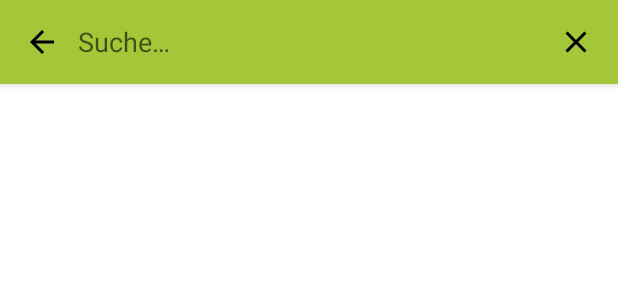
After one commit to B-Team/b-team-app, an Android app: the layout activity_search.xml on its own in the app's theme, with its tools: preview values and no code run, on a phone screen of 412 x 824 dp. The commit adds this screen. Shown: the top 300 px of the screen. Run offline under Robolectric (Android 15) with nearby library versions, the phone set to English and light mode, and no system bars.

Commit message:
working search over titles

```diff
--- a/app/build.gradle
+++ b/app/build.gradle
@@ -10,6 +10,7 @@ android {
         versionCode 1
         versionName "1.0"
         testInstrumentationRunner "android.support.test.runner.AndroidJUnitRunner"
+        vectorDrawables.useSupportLibrary = true
     }
     buildTypes {
         release {
@@ -24,8 +25,8 @@ dependencies {
     androidTestCompile('com.android.support.test.espresso:espresso-core:2.2.2', {
         exclude group: 'com.android.support', module: 'support-annotations'
     })
-    compile 'com.android.support:appcompat-v7:25.3.1'
+    compile 'com.android.support:appcompat-v7:25.4.0'
     compile 'com.android.support.constraint:constraint-layout:1.0.2'
-    compile 'com.android.support:design:25.3.1'
+    compile 'com.android.support:design:25.4.0'
     testCompile 'junit:junit:4.12'
 }
--- /dev/null
+++ b/app/src/main/java/com/b_team/b_team_app/SearchContext.java
@@ -0,0 +1,5 @@
+package com.b_team.b_team_app;
+
+
+public class SearchContext {
+}
--- /dev/null
+++ b/app/src/main/res/drawable/ic_arrow_back_black_24dp.xml
@@ -0,0 +1,9 @@
+<vector xmlns:android="http://schemas.android.com/apk/res/android"
+        android:width="24dp"
+        android:height="24dp"
+        android:viewportWidth="24.0"
+        android:viewportHeight="24.0">
+    <path
+        android:fillColor="#FF000000"
+        android:pathData="M20,11H7.83l5.59,-5.59L12,4l-8,8 8,8 1.41,-1.41L7.83,13H20v-2z"/>
+</vector>
--- /dev/null
+++ b/app/src/main/res/drawable/ic_clear_black_24dp.xml
@@ -0,0 +1,9 @@
+<vector xmlns:android="http://schemas.android.com/apk/res/android"
+        android:width="24dp"
+        android:height="24dp"
+        android:viewportWidth="24.0"
+        android:viewportHeight="24.0">
+    <path
+        android:fillColor="#FF000000"
+        android:pathData="M19,6.41L17.59,5 12,10.59 6.41,5 5,6.41 10.59,12 5,17.59 6.41,19 12,13.41 17.59,19 19,17.59 13.41,12z"/>
+</vector>
--- a/app/src/main/res/layout/activity_main.xml
+++ b/app/src/main/res/layout/activity_main.xml
@@ -16,6 +16,7 @@
             android:layout_width="match_parent"
             android:layout_height="?attr/actionBarSize"
             android:background="?attr/colorPrimary"
+            android:elevation="4dp"
             app:popupTheme="@style/AppTheme.PopupOverlay" />
 
     </android.support.design.widget.AppBarLayout>
--- /dev/null
+++ b/app/src/main/res/layout/activity_search.xml
@@ -0,0 +1,75 @@
+<?xml version="1.0" encoding="utf-8"?>
+<LinearLayout xmlns:android="http://schemas.android.com/apk/res/android"
+    xmlns:app="http://schemas.android.com/apk/res-auto"
+    xmlns:tools="http://schemas.android.com/tools"
+    android:layout_width="match_parent"
+    android:layout_height="match_parent"
+    android:background="@android:color/background_light"
+    android:orientation="vertical"
+    app:layout_behavior="@string/appbar_scrolling_view_behavior"
+    tools:context="com.b_team.b_team_app.SearchActivity">
+
+    <android.support.constraint.ConstraintLayout
+        android:layout_width="match_parent"
+        android:layout_height="?attr/actionBarSize"
+        android:background="@color/colorPrimary"
+        android:elevation="4dp">
+
+        <ImageButton
+            android:id="@+id/Button_Up"
+            android:layout_width="48dp"
+            android:layout_height="48dp"
+            android:layout_marginBottom="4dp"
+            android:layout_marginStart="4dp"
+            android:layout_marginLeft="4dp"
+            android:layout_marginTop="4dp"
+            android:background="@android:color/transparent"
+            android:contentDescription="@string/action_up"
+            android:tint="@color/colorMenuControls"
+            app:layout_constraintBottom_toBottomOf="parent"
+            app:layout_constraintStart_toStartOf="parent"
+            app:layout_constraintTop_toTopOf="parent"
+            app:srcCompat="@drawable/ic_arrow_back_black_24dp" />
+
+        <EditText
+            android:id="@+id/editText_Search"
+            android:layout_width="0dp"
+            android:layout_height="0dp"
+            android:layout_marginBottom="8dp"
+            android:layout_marginTop="8dp"
+            android:background="@android:color/transparent"
+            android:cursorVisible="true"
+            android:ems="10"
+            android:inputType="text"
+            android:singleLine="true"
+            android:imeOptions="actionSearch"
+            android:textColor="@color/colorTextPrimary"
+            android:hint="@string/search_hint_nocontext"
+            app:layout_constraintBottom_toBottomOf="parent"
+            app:layout_constraintEnd_toStartOf="@+id/Button_Clear"
+            app:layout_constraintStart_toEndOf="@+id/Button_Up"
+            app:layout_constraintTop_toTopOf="parent" />
+
+        <ImageButton
+            android:id="@+id/Button_Clear"
+            android:layout_width="48dp"
+            android:layout_height="48dp"
+            android:layout_marginBottom="4dp"
+            android:layout_marginEnd="4dp"
+            android:layout_marginRight="4dp"
+            android:layout_marginTop="4dp"
+            android:background="@android:color/transparent"
+            android:contentDescription="@string/action_clear_search"
+            android:tint="@color/colorMenuControls"
+            app:layout_constraintBottom_toBottomOf="parent"
+            app:layout_constraintEnd_toEndOf="parent"
+            app:layout_constraintTop_toTopOf="parent"
+            app:srcCompat="@drawable/ic_clear_black_24dp" />
+
+    </android.support.constraint.ConstraintLayout>
+
+    <ListView android:id="@+id/searchResultList"
+        android:layout_width="match_parent"
+        android:layout_height="wrap_content" />
+
+</LinearLayout>
--- a/app/src/main/res/values/colors.xml
+++ b/app/src/main/res/values/colors.xml
@@ -1,6 +1,11 @@
 <?xml version="1.0" encoding="utf-8"?>
 <resources>
-    <color name="colorPrimary">#3F51B5</color>
-    <color name="colorPrimaryDark">#303F9F</color>
-    <color name="colorAccent">#FF4081</color>
+    <color name="colorPrimary">#a4c639</color>
+    <color name="colorPrimaryDark">#648306</color>
+    <color name="colorAccentWarm">#d0b43c</color>
+    <color name="colorAccentCold">#288d67</color>
+    <color name="colorMenuControls">#000000</color>
+    <color name="colorTextPrimary">#000000</color>
+    <color name="colorTextSecondary">#424242</color>
+    <color name="colorTextHint">#616161</color>
 </resources>
--- a/app/src/main/res/values/dimens.xml
+++ b/app/src/main/res/values/dimens.xml
@@ -1,4 +1,6 @@
 <resources>
     <dimen name="fab_margin">16dp</dimen>
     <dimen name="key_value_margin">100dp</dimen>
+
+    <dimen name="search_bar_height">56dp</dimen>
 </resources>
--- a/app/src/main/res/values/strings.xml
+++ b/app/src/main/res/values/strings.xml
@@ -1,7 +1,13 @@
 <resources>
     <string name="app_name">B-Team-App</string>
+
+    <!-- Action descriptions -->
     <string name="action_settings">Settings</string>
+    <string name="action_search">Suche</string>
+    <string name="action_up">Zurück</string>
+    <string name="action_clear_search">Suche löschen</string>
 
+    <!-- Database field names -->
     <string name="key_title">Titel</string>
     <string name="key_author">Autor</string>
     <string name="key_isbn">ISBN</string>
@@ -17,8 +23,17 @@
     <string name="cab_change">Eintrag ändern</string>
     <string name="cab_checked_string">ausgewählt</string>
 
+    <!-- Button texts-->
     <string name="button_delete">Löschen</string>
     <string name="button_save">Speichern</string>
     <string name="button_cancel">Abbrechen</string>
 
+    <!-- Search -->
+    <string name="search_hint_nocontext">Suche&#8230;</string>
+    <string name="search_hint_context_start">Suche in </string>
+    <string name="search_hint_context_end">&#8230;</string>
+
+    <!-- Image descriptions -->
+    <string name="image_desc_icon_book">Buch Icon</string>
+
 </resources>
--- a/app/src/main/res/values/styles.xml
+++ b/app/src/main/res/values/styles.xml
@@ -5,7 +5,7 @@
         <!-- Customize your theme here. -->
         <item name="colorPrimary">@color/colorPrimary</item>
         <item name="colorPrimaryDark">@color/colorPrimaryDark</item>
-        <item name="colorAccent">@color/colorAccent</item>
+        <item name="colorAccent">@color/colorAccentWarm</item>
     </style>
 
     <style name="AppTheme.NoActionBar">
--- a/build.gradle
+++ b/build.gradle
@@ -3,6 +3,7 @@
 buildscript {
     repositories {
         jcenter()
+        google()
     }
     dependencies {
         classpath 'com.android.tools.build:gradle:3.0.0'
@@ -15,6 +16,7 @@ buildscript {
 allprojects {
     repositories {
         jcenter()
+        google()
     }
 }
 
```
Also changed, not shown: app/src/main/AndroidManifest.xml (+11 -7 lines), app/src/main/java/com/b_team/b_team_app/BookProvider.java (+34 -1 lines), app/src/main/java/com/b_team/b_team_app/MainActivity.java (+18 -0 lines), app/src/main/java/com/b_team/b_team_app/SearchActivity.java (added, +199 -0 lines), app/src/main/java/com/b_team/b_team_app/SearchResult.java (added, +76 -0 lines), app/src/main/res/drawable/ic_book_black_24dp.xml (added, +9 -0 lines), app/src/main/res/drawable/ic_search_black_24dp.xml (added, +9 -0 lines), app/src/main/res/layout/search_result_item.xml (added, +50 -0 lines), app/src/main/res/menu/menu_main.xml (+8 -0 lines).
